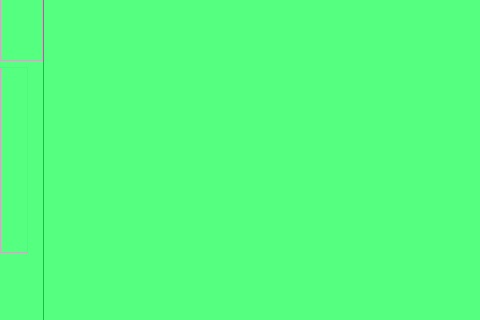
mad-lab-fau/mad-gui, file mad_gui/qt_designer/main.ui: the form before one commit; both pictures show x 0 to 480 and y 190 to 510 of the 971 by 644 pixel window.
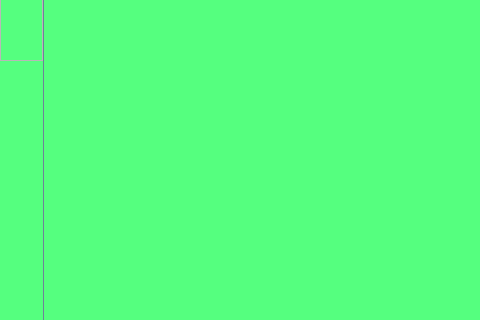
The form after the commit. Icons and pictures are not drawn.

Commit message: Remove frame from QFrame

```diff
--- a/mad_gui/qt_designer/main.ui
+++ b/mad_gui/qt_designer/main.ui
@@ -714,7 +714,7 @@
           <string notr="true"/>
          </property>
          <property name="frameShape">
-          <enum>QFrame::StyledPanel</enum>
+          <enum>QFrame::NoFrame</enum>
          </property>
          <property name="frameShadow">
           <enum>QFrame::Raised</enum>
```
